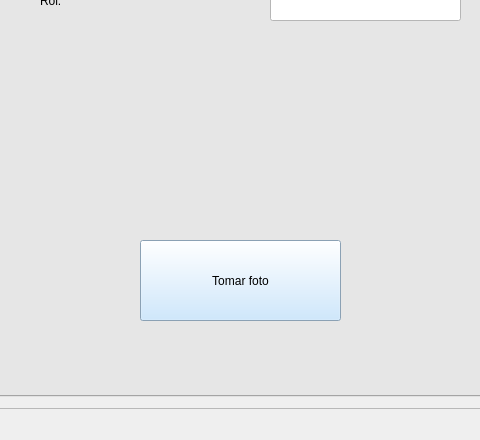
This is Vista/principal.ui in msofiaalmanza-coder/BioSync as Qt 5 draws it before an edit; both pictures show x 171 to 651 and y 205 to 645 of the 770 by 645 pixel window. The edited form follows.
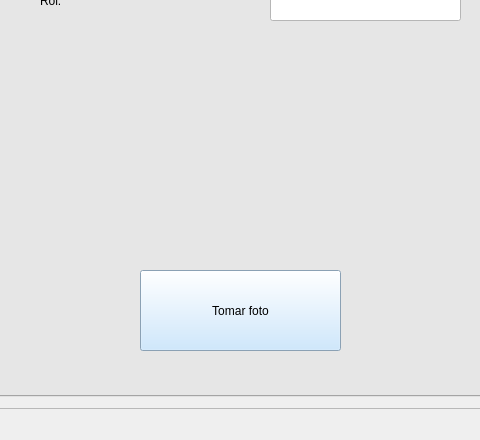
This is the edited form. The open tabs and pages were chosen to show the change.

Commit message: cambios interfaz

```diff
--- a/Vista/principal.ui
+++ b/Vista/principal.ui
@@ -107,10 +107,10 @@
         <widget class="QLabel" name="lblFotoUsuario">
          <property name="geometry">
           <rect>
-           <x>310</x>
-           <y>230</y>
-           <width>141</width>
-           <height>151</height>
+           <x>300</x>
+           <y>220</y>
+           <width>161</width>
+           <height>181</height>
           </rect>
          </property>
          <property name="styleSheet">
@@ -175,7 +175,7 @@
          <property name="geometry">
           <rect>
            <x>280</x>
-           <y>400</y>
+           <y>430</y>
            <width>201</width>
            <height>81</height>
           </rect>
```
Left out of the diff: 2 changed lines with no effect on the pictures. The commit also changes 2 other files.
